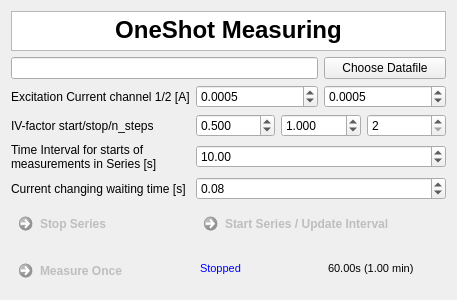
The window that configurations/OneShotMeasurement_multichannel.ui (Cryostat-GUI/Cryostat-GUI) describes before a commit, drawn with Qt 5.
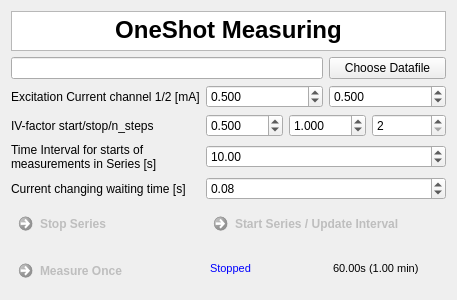
The same window after the commit.

Commit message:
Keithley & OneShot: exc current in milli Ampere in GUI
- conversion happens directly where the GUI hands the values over, everything else is in Ampere
- this is done both in the OneShot measurement window and in the Keithley Resistance window
- GUI elements are renamed to indicate these units

The edit to the form file:
```diff
--- a/configurations/OneShotMeasurement_multichannel.ui
+++ b/configurations/OneShotMeasurement_multichannel.ui
@@ -27,7 +27,7 @@
    <item row="2" column="0">
     <widget class="QLabel" name="label_5">
      <property name="text">
-      <string>Excitation Current channel 1/2 [A]</string>
+      <string>Excitation Current channel 1/2 [mA]</string>
      </property>
     </widget>
    </item>
@@ -145,19 +145,19 @@
         <bool>false</bool>
        </property>
        <property name="decimals">
-        <number>4</number>
+        <number>3</number>
        </property>
        <property name="minimum">
-        <double>-0.100000000000000</double>
+        <double>0.000000000000000</double>
        </property>
        <property name="maximum">
-        <double>0.100000000000000</double>
+        <double>50.000000000000000</double>
        </property>
        <property name="singleStep">
         <double>0.001000000000000</double>
        </property>
        <property name="value">
-        <double>0.000500000000000</double>
+        <double>0.500000000000000</double>
        </property>
       </widget>
      </item>
@@ -167,19 +167,19 @@
         <bool>false</bool>
        </property>
        <property name="decimals">
-        <number>4</number>
+        <number>3</number>
        </property>
        <property name="minimum">
-        <double>-0.100000000000000</double>
+        <double>0.000000000000000</double>
        </property>
        <property name="maximum">
-        <double>0.100000000000000</double>
+        <double>50.000000000000000</double>
        </property>
        <property name="singleStep">
         <double>0.001000000000000</double>
        </property>
        <property name="value">
-        <double>0.000500000000000</double>
+        <double>0.500000000000000</double>
        </property>
       </widget>
      </item>
```
Left out of the diff: 12 changed lines with no effect on the pictures. The commit also changes 2 other files.
